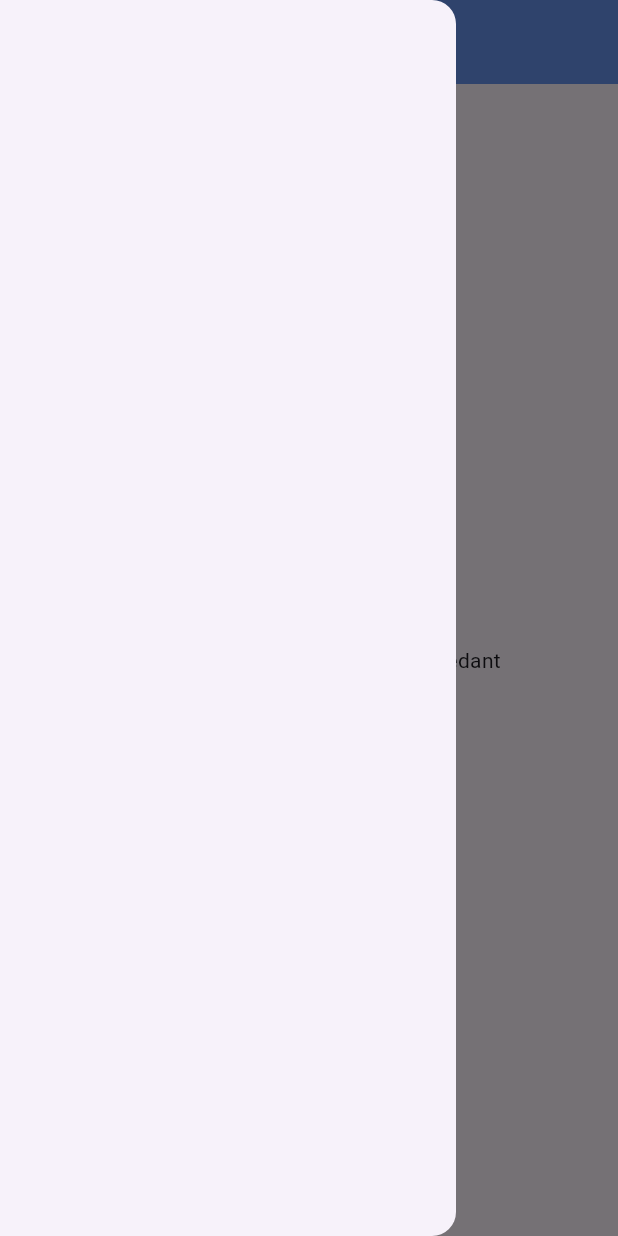
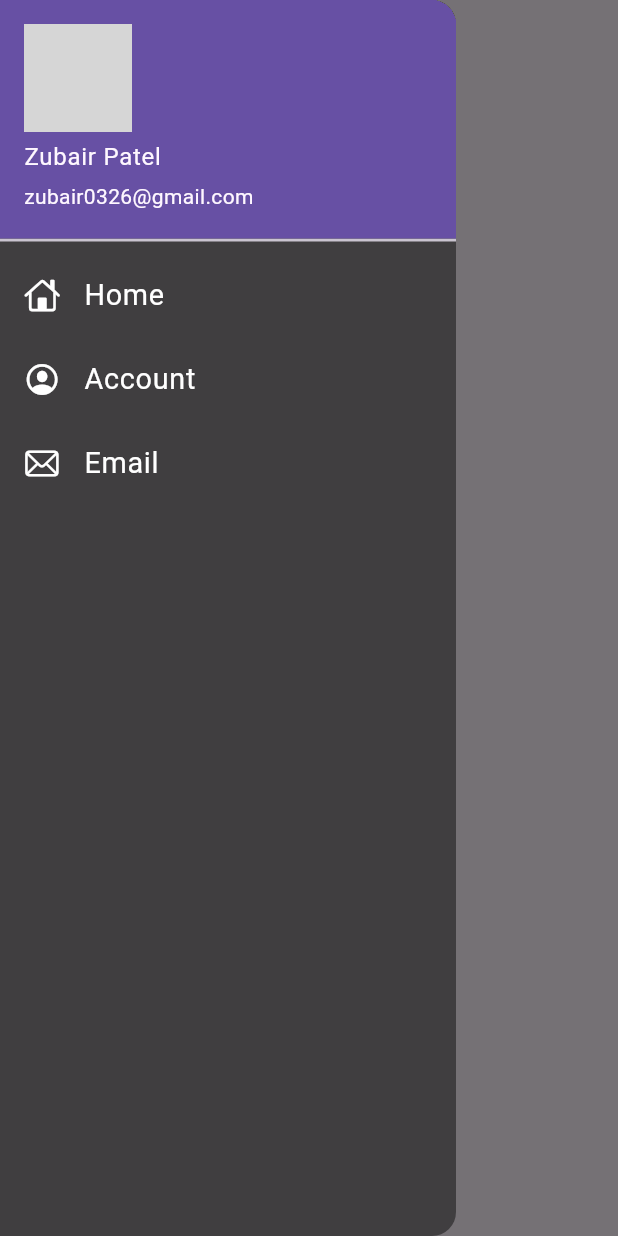
Before and after one commit to Zubair0326/8-hours-of-Flutter, a Flutter app: the Homepage screen opened by its route, with the side drawer open, on a phone screen of 412 x 824 dp. Run offline on Flutter 3.47's test engine with Material 3 defaults, Android fonts, the light colour scheme and no system bars; network calls fail; grey boxes are pictures that could not be loaded.

Commit message:
theme extracted

```diff
--- a/zubair_project/lib/main.dart
+++ b/zubair_project/lib/main.dart
@@ -4,6 +4,7 @@ import 'package:zubair_project/screens/homepage.dart';
 // import 'package:zubair_project/screens/homepage.dart';
 import 'package:zubair_project/screens/login_page.dart';
 import 'package:zubair_project/utils/routes.dart';
+import 'package:zubair_project/widgets/theme.dart';
 
 void main() {
   runApp(MyApp());
@@ -15,7 +16,8 @@ class MyApp extends StatelessWidget {
     return MaterialApp(
       debugShowCheckedModeBanner: false,
       home: LoginPage(),
-      themeMode: ThemeMode.dark,
+      themeMode: ThemeMode.light,
+      darkTheme: MyTheme.darkTheme(context),
       routes: {
         MyRoutes.homeRoute: (context) => Homepage(),
         MyRoutes.loginRoute: (context) => LoginPage(),
--- a/zubair_project/lib/screens/homepage.dart
+++ b/zubair_project/lib/screens/homepage.dart
@@ -1,23 +1,23 @@
 import 'package:flutter/material.dart';
+import 'package:zubair_project/widgets/drawer.dart';
 
 class Homepage extends StatelessWidget {
   @override
   Widget build(BuildContext context) {
-    int days = 30;
-    String name = 'vedant';
+    // int days = 30;
+    // String name = 'vedant';
     return Scaffold(
       appBar: AppBar(
-        backgroundColor: Color.fromARGB(255, 103, 145, 236),
         title: Text(
-          "Zubair Patel",
+          "Catelog App",
         ),
       ),
       body: Container(
         child: Center(
-          child: Text('Welcome to $days days of flutter by $name'),
+          child: Text(''),
         ),
       ),
-      drawer: Drawer(),
+      drawer: MyDrawer(),
     );
   }
 }
--- /dev/null
+++ b/zubair_project/lib/widgets/drawer.dart
@@ -0,0 +1,58 @@
+import 'package:flutter/cupertino.dart';
+import 'package:flutter/material.dart';
+
+class MyDrawer extends StatelessWidget {
+  @override
+  Widget build(BuildContext context) {
+    final imageUrl = "https://cdn-icons-png.freepik.com/512/3135/3135715.png";
+    return Drawer(
+      backgroundColor: Color.fromARGB(115, 0, 0, 0),
+      child: ListView(
+        children: [
+          DrawerHeader(
+            padding: EdgeInsets.zero,
+            child: UserAccountsDrawerHeader(
+              margin: EdgeInsets.zero,
+              accountName: Text("Zubair Patel"),
+              accountEmail: Text("zubair0326@gmail.com"),
+              currentAccountPicture: Image.network(imageUrl),
+            ),
+          ),
+          ListTile(
+            leading: Icon(
+              CupertinoIcons.home,
+              color: Colors.white,
+            ),
+            title: Text(
+              "Home",
+              textScaleFactor: 1.2,
+              style: TextStyle(color: Colors.white),
+            ),
+          ),
+          ListTile(
+            leading: Icon(
+              CupertinoIcons.profile_circled,
+              color: Colors.white,
+            ),
+            title: Text(
+              "Account",
+              textScaleFactor: 1.2,
+              style: TextStyle(color: Colors.white),
+            ),
+          ),
+          ListTile(
+            leading: Icon(
+              CupertinoIcons.mail,
+              color: Colors.white,
+            ),
+            title: Text(
+              "Email",
+              textScaleFactor: 1.2,
+              style: TextStyle(color: Colors.white),
+            ),
+          ),
+        ],
+      ),
+    );
+  }
+}
--- /dev/null
+++ b/zubair_project/lib/widgets/theme.dart
@@ -0,0 +1,13 @@
+import 'package:flutter/material.dart';
+
+class MyTheme {
+  static ThemeData lightTheme(BuildContext context) => ThemeData(
+        primarySwatch: Colors.deepPurple,
+        appBarTheme: const AppBarTheme(
+          color: Colors.white,
+          iconTheme: IconThemeData(color: Colors.black),
+        ),
+      );
+  static ThemeData darkTheme(BuildContext context) =>
+      ThemeData(brightness: Brightness.dark);
+}
--- a/zubair_project/pubspec.yaml
+++ b/zubair_project/pubspec.yaml
@@ -60,8 +60,8 @@ flutter:
 
   # To add assets to your application, add an assets section, like this:
   assets:
-    - assets/images/login.png
-  #   - images/a_dot_ham.jpeg
+    - assets/images/welcome.png
+    # - assets/images/img.jpg
 
   # An image asset can refer to one or more resolution-specific "variants", see
   # https://flutter.dev/assets-and-images/#resolution-aware
```
Also changed, not shown: zubair_project/lib/screens/login_page.dart (+43 -25 lines), zubair_project/assets/images/img.jpg (added), zubair_project/assets/images/welcome.png (added).
